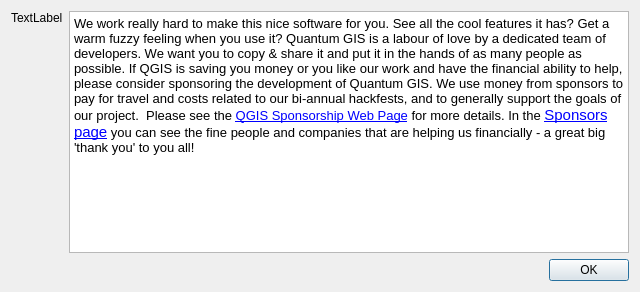
qgis/QGIS, file src/ui/qgssponsorsbase.ui: the form before one commit.
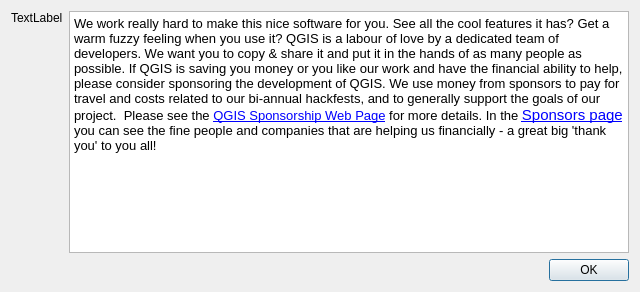
The form after the commit.

Commit message: - Quantum GIS => QGIS update - integrate PythonConsole help into main translation - allow referencing QGIS images in context help(viewer)

What changed in the file:
```diff
--- a/src/ui/qgssponsorsbase.ui
+++ b/src/ui/qgssponsorsbase.ui
@@ -34,7 +34,7 @@
 &lt;html&gt;&lt;head&gt;&lt;meta name=&quot;qrichtext&quot; content=&quot;1&quot; /&gt;&lt;style type=&quot;text/css&quot;&gt;
 p, li { white-space: pre-wrap; }
 &lt;/style&gt;&lt;/head&gt;&lt;body style=&quot; font-family:'Cantarell'; font-size:11pt; font-weight:400; font-style:normal;&quot;&gt;
-&lt;p style=&quot; margin-top:0px; margin-bottom:0px; margin-left:0px; margin-right:0px; -qt-block-indent:0; text-indent:0px;&quot;&gt;&lt;span style=&quot; font-family:'Ubuntu'; font-size:10pt;&quot;&gt;We work really hard to make this nice software for you. See all the cool features it has? Get a warm fuzzy feeling when you use it? Quantum GIS is a labour of love by a dedicated team of developers. We want you to copy &amp;amp; share it and put it in the hands of as many people as possible. If QGIS is saving you money or you like our work and have the financial ability to help, please consider sponsoring the development of Quantum GIS. We use money from sponsors to pay for travel and costs related to our bi-annual hackfests, and to generally support the goals of our project.  Please see the &lt;/span&gt;&lt;a href=&quot;http://qgis.org/en/sponsorship.html&quot;&gt;&lt;span style=&quot; font-family:'Ubuntu'; font-size:10pt; text-decoration: underline; color:#0000ff;&quot;&gt;QGIS Sponsorship Web Page&lt;/span&gt;&lt;/a&gt;&lt;span style=&quot; font-family:'Ubuntu'; font-size:10pt;&quot;&gt; for more details. In the &lt;/span&gt;&lt;a href=&quot;http://qgis.org/en/sponsorship/sponsors.html&quot;&gt;&lt;span style=&quot; text-decoration: underline; color:#0000ff;&quot;&gt;Sponsors page&lt;/span&gt;&lt;/a&gt;&lt;span style=&quot; font-family:'Ubuntu'; font-size:10pt;&quot;&gt; you can see the fine people and companies that are helping us financially - a great big 'thank you' to you all!&lt;/span&gt;&lt;/p&gt;&lt;/body&gt;&lt;/html&gt;</string>
+&lt;p style=&quot; margin-top:0px; margin-bottom:0px; margin-left:0px; margin-right:0px; -qt-block-indent:0; text-indent:0px;&quot;&gt;&lt;span style=&quot; font-family:'Ubuntu'; font-size:10pt;&quot;&gt;We work really hard to make this nice software for you. See all the cool features it has? Get a warm fuzzy feeling when you use it? QGIS is a labour of love by a dedicated team of developers. We want you to copy &amp;amp; share it and put it in the hands of as many people as possible. If QGIS is saving you money or you like our work and have the financial ability to help, please consider sponsoring the development of QGIS. We use money from sponsors to pay for travel and costs related to our bi-annual hackfests, and to generally support the goals of our project.  Please see the &lt;/span&gt;&lt;a href=&quot;http://qgis.org/en/sponsorship.html&quot;&gt;&lt;span style=&quot; font-family:'Ubuntu'; font-size:10pt; text-decoration: underline; color:#0000ff;&quot;&gt;QGIS Sponsorship Web Page&lt;/span&gt;&lt;/a&gt;&lt;span style=&quot; font-family:'Ubuntu'; font-size:10pt;&quot;&gt; for more details. In the &lt;/span&gt;&lt;a href=&quot;http://qgis.org/en/sponsorship/sponsors.html&quot;&gt;&lt;span style=&quot; text-decoration: underline; color:#0000ff;&quot;&gt;Sponsors page&lt;/span&gt;&lt;/a&gt;&lt;span style=&quot; font-family:'Ubuntu'; font-size:10pt;&quot;&gt; you can see the fine people and companies that are helping us financially - a great big 'thank you' to you all!&lt;/span&gt;&lt;/p&gt;&lt;/body&gt;&lt;/html&gt;</string>
      </property>
      <property name="openExternalLinks">
       <bool>true</bool>
```
The commit also changes 69 other files.
